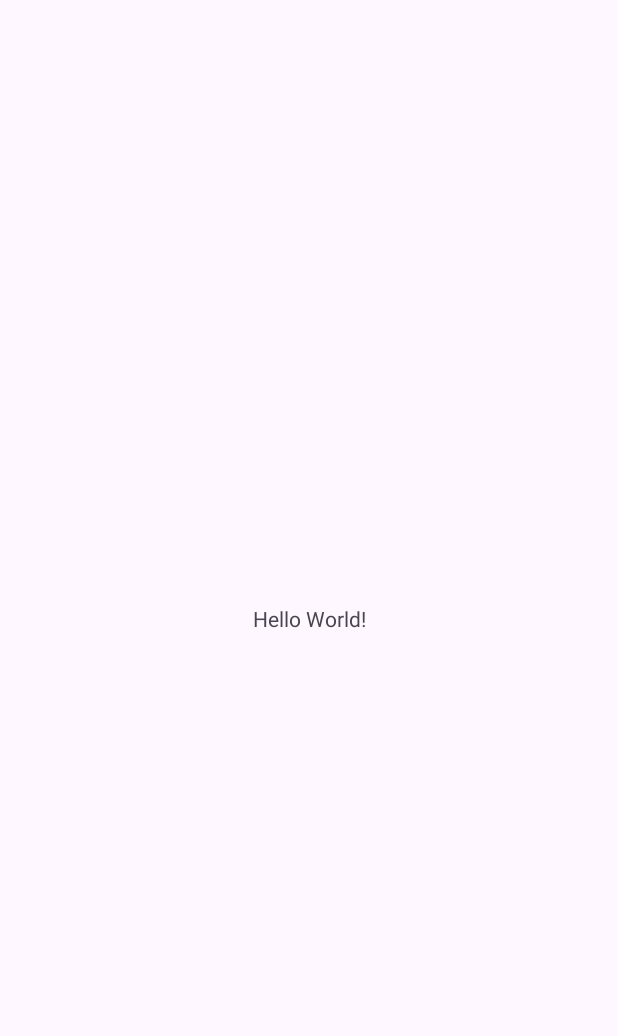
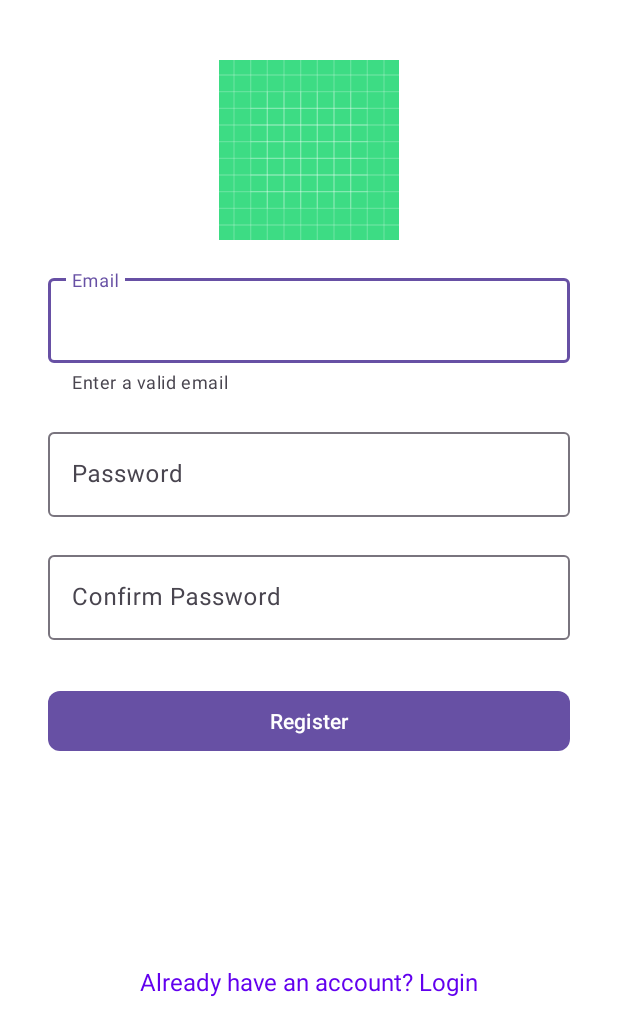
Before and after one commit to phancong1609/MediCalendarFrontEnd, an Android app: the screen it shows after launch (MainActivity before the commit, RegisterActivity after it), on a phone screen of 412 x 824 dp. Before the commit the part shown is almost empty. Shown: the top 1036 px of the screen. Run offline under Robolectric (Android 15) with nearby library versions, the phone set to English and light mode, and no system bars.

Commit message:
Login and register layout

```diff
--- a/app/build.gradle.kts
+++ b/app/build.gradle.kts
@@ -39,4 +39,6 @@ dependencies {
     testImplementation("junit:junit:4.13.2")
     androidTestImplementation("androidx.test.ext:junit:1.1.5")
     androidTestImplementation("androidx.test.espresso:espresso-core:3.5.1")
+    implementation ("com.squareup.retrofit2:retrofit:2.11.0")
+    implementation ("com.squareup.retrofit2:converter-gson:2.11.0")
 }
--- /dev/null
+++ b/app/src/main/java/com/example/medicalendarfrontend/Utils/APIService.java
@@ -0,0 +1,4 @@
+package com.example.medicalendarfrontend.Utils;
+
+public interface APIService {
+}
--- a/app/src/main/java/com/example/medicalendarfrontend/MainActivity.java
+++ b/app/src/main/java/com/example/medicalendarfrontend/activities/MainActivity.java
@@ -1,8 +1,10 @@
-package com.example.medicalendarfrontend;
+package com.example.medicalendarfrontend.activities;
 
 import androidx.appcompat.app.AppCompatActivity;
 
 import android.os.Bundle;
+
+import com.example.medicalendarfrontend.R;
 
 public class MainActivity extends AppCompatActivity {
 
@@ -11,5 +13,4 @@ public class MainActivity extends AppCompatActivity {
         super.onCreate(savedInstanceState);
         setContentView(R.layout.activity_main);
     }
-    //For committing
 }
--- /dev/null
+++ b/app/src/main/java/com/example/medicalendarfrontend/activities/RegisterActivity.java
@@ -0,0 +1,67 @@
+// RegisterActivity.java
+package com.example.medicalendarfrontend.activities;
+
+import android.os.Bundle;
+import android.util.Patterns;
+import android.widget.Toast;
+
+import androidx.annotation.Nullable;
+import androidx.appcompat.app.AppCompatActivity;
+
+import com.example.medicalendarfrontend.R;
+import com.google.android.material.button.MaterialButton;
+import com.google.android.material.textfield.TextInputEditText;
+import com.google.android.material.textfield.TextInputLayout;
+
+public class RegisterActivity extends AppCompatActivity {
+
+    @Override
+    protected void onCreate(@Nullable Bundle savedInstanceState) {
+        super.onCreate(savedInstanceState);
+        setContentView(R.layout.activity_register);
+        TextInputEditText emailEditText = findViewById(R.id.emailEditText);
+        TextInputEditText passwordEditText = findViewById(R.id.passwordEditText);
+        TextInputEditText confirmPasswordEditText = findViewById(R.id.confirmPasswordEditText);
+        TextInputLayout emailTextInputLayout = findViewById(R.id.emailTextInputLayout);
+        TextInputLayout passwordTextInputLayout = findViewById(R.id.passwordTextInputLayout);
+        TextInputLayout confirmPasswordTextInputLayout = findViewById(R.id.confirmPasswordTextInputLayout);
+        MaterialButton registerButton = findViewById(R.id.registerButton);
+
+        emailEditText.setOnFocusChangeListener((v, hasFocus) -> {
+            if (!hasFocus) {
+                String email = emailEditText.getText().toString().trim();
+                if (!isValidEmail(email)) {
+                    emailTextInputLayout.setError("Invalid email format");
+                } else {
+                    emailTextInputLayout.setError(null); // Clear the error
+                }
+            }
+        });
+
+        registerButton.setOnClickListener(v -> {
+            String email = emailEditText.getText().toString().trim();
+            String password = passwordEditText.getText().toString().trim();
+            String confirmPassword = confirmPasswordEditText.getText().toString().trim();
+
+            if ( email.isEmpty() || password.isEmpty() || confirmPassword.isEmpty()) {
+                Toast.makeText(RegisterActivity.this, "Please fill in all fields", Toast.LENGTH_SHORT).show();
+            } else if (!isValidEmail(email)) {
+                emailTextInputLayout.setError("Invalid email format");
+            } else if (!password.equals(confirmPassword)) {
+                confirmPasswordTextInputLayout.setError("Passwords do not match");
+            } else {
+                emailTextInputLayout.setError(null);
+                confirmPasswordTextInputLayout.setError(null);
+                Toast.makeText(RegisterActivity.this, "Registration successful", Toast.LENGTH_SHORT).show();
+            }
+        });
+
+        findViewById(R.id.alreadyHaveAccountTextView).setOnClickListener(v -> {
+            Toast.makeText(RegisterActivity.this, "Navigate to login", Toast.LENGTH_SHORT).show();
+        });
+    }
+
+    private boolean isValidEmail(CharSequence email) {
+        return email != null && Patterns.EMAIL_ADDRESS.matcher(email).matches();
+    }
+}
--- a/app/src/main/res/layout/activity_main.xml
+++ b/app/src/main/res/layout/activity_main.xml
@@ -4,7 +4,7 @@
     xmlns:tools="http://schemas.android.com/tools"
     android:layout_width="match_parent"
     android:layout_height="match_parent"
-    tools:context=".MainActivity">
+    tools:context=".activities.MainActivity">
 
     <TextView
         android:layout_width="wrap_content"
--- /dev/null
+++ b/app/src/main/res/layout/activity_register.xml
@@ -0,0 +1,112 @@
+<!-- res/layout/activity_register.xml -->
+<androidx.constraintlayout.widget.ConstraintLayout xmlns:android="http://schemas.android.com/apk/res/android"
+    xmlns:tools="http://schemas.android.com/tools"
+    android:layout_width="match_parent"
+    android:layout_height="match_parent"
+    xmlns:app="http://schemas.android.com/apk/res-auto"
+    tools:context=".activities.RegisterActivity"
+    android:background="@color/white">
+
+    <!-- Logo -->
+    <ImageView
+        android:id="@+id/logoImageView"
+        android:layout_width="120dp"
+        android:layout_height="120dp"
+        android:src="@drawable/ic_launcher_background"
+        android:contentDescription="@string/logo"
+        app:layout_constraintTop_toTopOf="parent"
+        app:layout_constraintStart_toStartOf="parent"
+        app:layout_constraintEnd_toEndOf="parent"
+        android:layout_marginTop="40dp"
+        android:layout_marginBottom="20dp"/>
+
+    <!-- Email EditText -->
+    <com.google.android.material.textfield.TextInputLayout
+        android:id="@+id/emailTextInputLayout"
+        android:layout_width="0dp"
+        android:layout_height="wrap_content"
+        android:layout_marginStart="32dp"
+        android:layout_marginEnd="32dp"
+        app:layout_constraintTop_toBottomOf="@id/logoImageView"
+        app:layout_constraintStart_toStartOf="parent"
+        app:layout_constraintEnd_toEndOf="parent"
+        android:layout_marginTop="20dp"
+        app:helperText="Enter a valid email">
+
+        <com.google.android.material.textfield.TextInputEditText
+            android:id="@+id/emailEditText"
+            android:layout_width="match_parent"
+            android:layout_height="wrap_content"
+            android:hint="@string/email"
+            android:inputType="textEmailAddress"/>
+    </com.google.android.material.textfield.TextInputLayout>
+
+    <!-- Password EditText -->
+    <com.google.android.material.textfield.TextInputLayout
+        android:id="@+id/passwordTextInputLayout"
+        android:layout_width="0dp"
+        android:layout_height="wrap_content"
+        android:layout_marginStart="32dp"
+        android:layout_marginEnd="32dp"
+        app:layout_constraintTop_toBottomOf="@id/emailTextInputLayout"
+        app:layout_constraintStart_toStartOf="parent"
+        app:layout_constraintEnd_toEndOf="parent"
+        android:layout_marginTop="20dp">
+
+        <com.google.android.material.textfield.TextInputEditText
+            android:id="@+id/passwordEditText"
+            android:layout_width="match_parent"
+            android:layout_height="wrap_content"
+            android:hint="@string/password"
+            android:inputType="textPassword"/>
+    </com.google.android.material.textfield.TextInputLayout>
+
+    <!-- Confirm Password EditText -->
+    <com.google.android.material.textfield.TextInputLayout
+        android:id="@+id/confirmPasswordTextInputLayout"
+        android:layout_width="0dp"
+        android:layout_height="wrap_content"
+        android:layout_marginStart="32dp"
+        android:layout_marginEnd="32dp"
+        app:layout_constraintTop_toBottomOf="@id/passwordTextInputLayout"
+        app:layout_constraintStart_toStartOf="parent"
+        app:layout_constraintEnd_toEndOf="parent"
+        android:layout_marginTop="20dp">
+
+        <com.google.android.material.textfield.TextInputEditText
+            android:id="@+id/confirmPasswordEditText"
+            android:layout_width="match_parent"
+            android:layout_height="wrap_content"
+            android:hint="@string/confirm_password"
+            android:inputType="textPassword"/>
+    </com.google.android.material.textfield.TextInputLayout>
+
+    <!-- Register Button -->
+    <com.google.android.material.button.MaterialButton
+        android:id="@+id/registerButton"
+        android:layout_width="0dp"
+        android:layout_height="wrap_content"
+        android:text="@string/register"
+        app:cornerRadius="8dp"
+        android:layout_marginStart="32dp"
+        android:layout_marginEnd="32dp"
+        android:layout_marginTop="30dp"
+        app:layout_constraintTop_toBottomOf="@id/confirmPasswordTextInputLayout"
+        app:layout_constraintStart_toStartOf="parent"
+        app:layout_constraintEnd_toEndOf="parent"/>
+
+    <!-- Already Have Account Link -->
+    <TextView
+        android:id="@+id/alreadyHaveAccountTextView"
+        android:layout_width="wrap_content"
+        android:layout_height="wrap_content"
+        android:text="@string/already_have_account"
+        android:textColor="@color/primaryColor"
+        android:textSize="16sp"
+        android:layout_marginTop="20dp"
+        app:layout_constraintTop_toBottomOf="@id/registerButton"
+        app:layout_constraintStart_toStartOf="parent"
+        app:layout_constraintEnd_toEndOf="parent"
+        app:layout_constraintBottom_toBottomOf="parent"
+        android:layout_marginBottom="40dp"/>
+</androidx.constraintlayout.widget.ConstraintLayout>
--- a/app/src/main/res/values/colors.xml
+++ b/app/src/main/res/values/colors.xml
@@ -1,5 +1,6 @@
 <?xml version="1.0" encoding="utf-8"?>
 <resources>
-    <color name="black">#FF000000</color>
-    <color name="white">#FFFFFFFF</color>
+    <color name="primaryColor">#6200EE</color>
+    <color name="primaryColorDark">#3700B3</color>
+    <color name="white">#FFFFFF</color>
 </resources>
--- a/app/src/main/res/values/strings.xml
+++ b/app/src/main/res/values/strings.xml
@@ -1,3 +1,12 @@
 <resources>
-    <string name="app_name">MediCalendarFrontEnd</string>
+    <string name="app_name">MVP Example</string>
+    <string name="logo">Logo</string>
+    <string name="email">Email</string>
+    <string name="password">Password</string>
+    <string name="confirm_password">Confirm Password</string>
+    <string name="login">Login</string>
+    <string name="sign_up">Sign Up</string>
+    <string name="name">Name</string>
+    <string name="register">Register</string>
+    <string name="already_have_account">Already have an account? Login</string>
 </resources>
```
Also changed, not shown: app/src/main/AndroidManifest.xml (+7 -1 lines), app/src/main/java/com/example/medicalendarfrontend/Utils/RetrofitClient.java (added, +18 -0 lines), app/src/main/java/com/example/medicalendarfrontend/activities/LoginActivity.java (added, +61 -0 lines), app/src/main/res/layout/activity_login.xml (added, +92 -0 lines).
